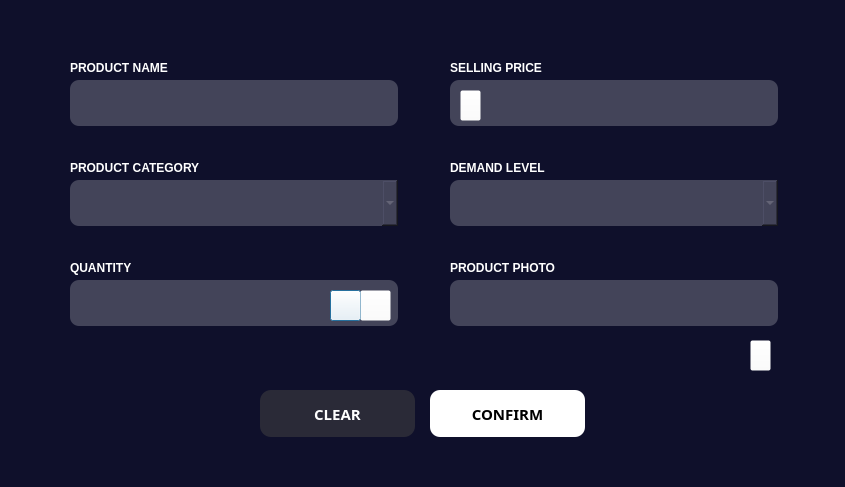
This is ADDPROD.ui in lykzmadrid/SalesCast as Qt 5 draws it before an edit. The edited form follows.
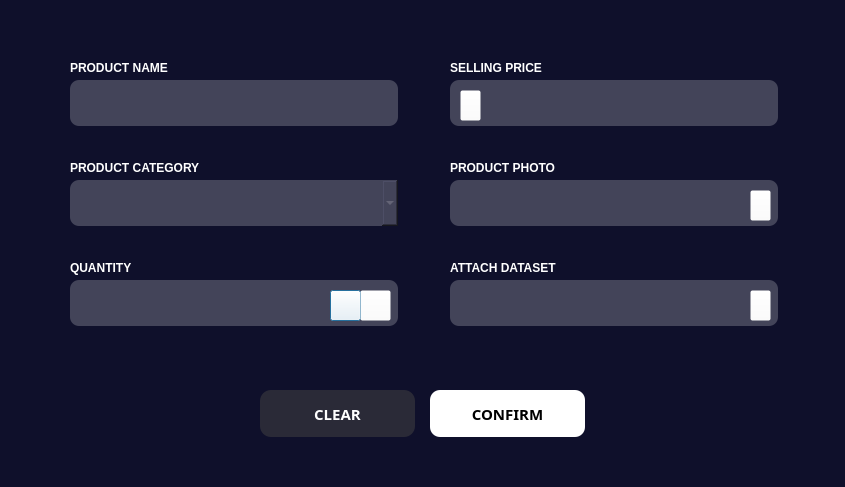
This is the edited form. Icons and pictures are not drawn.

Diff of the .ui file:
```diff
--- a/ADDPROD.ui
+++ b/ADDPROD.ui
@@ -264,7 +264,7 @@
    <property name="geometry">
     <rect>
      <x>450</x>
-     <y>260</y>
+     <y>160</y>
      <width>121</width>
      <height>16</height>
     </rect>
@@ -339,67 +339,11 @@
     <string/>
    </property>
   </widget>
-  <widget class="QLabel" name="label_12">
-   <property name="geometry">
-    <rect>
-     <x>450</x>
-     <y>160</y>
-     <width>151</width>
-     <height>16</height>
-    </rect>
-   </property>
-   <property name="styleSheet">
-    <string notr="true">font-family: 'Montserrat';
-font-style: normal;
-font-weight: 600;
-font-size: 10.1515px;
-line-height: 12px;
-text-transform: uppercase;
-
-color: #FFFFFF;</string>
-   </property>
-   <property name="text">
-    <string>DEMAND LEVEL</string>
-   </property>
-  </widget>
-  <widget class="QComboBox" name="comboBox_2">
-   <property name="geometry">
-    <rect>
-     <x>450</x>
-     <y>180</y>
-     <width>328</width>
-     <height>46</height>
-    </rect>
-   </property>
-   <property name="styleSheet">
-    <string notr="true">font-family: 'Montserrat';
-font-style: normal;
-font-weight: 500;
-font-size: 15px;
-line-height: 18px;
-color: #777887;
-
-position: absolute;
-width: 318px;
-height: 34px;
-
-background: #434459;
-border-radius: 9.32035px;
-
-padding-left:30px;</string>
-   </property>
-   <property name="editable">
-    <bool>false</bool>
-   </property>
-   <property name="frame">
-    <bool>true</bool>
-   </property>
-  </widget>
   <widget class="QLineEdit" name="lineEdit_9">
    <property name="geometry">
     <rect>
      <x>450</x>
-     <y>280</y>
+     <y>180</y>
      <width>328</width>
      <height>46</height>
     </rect>
@@ -432,7 +376,7 @@
    <property name="geometry">
     <rect>
      <x>750</x>
-     <y>340</y>
+     <y>190</y>
      <width>21</width>
      <height>31</height>
     </rect>
@@ -568,6 +512,82 @@
     <string/>
    </property>
   </widget>
+  <widget class="QPushButton" name="picButton_2">
+   <property name="geometry">
+    <rect>
+     <x>750</x>
+     <y>290</y>
+     <width>21</width>
+     <height>31</height>
+    </rect>
+   </property>
+   <property name="styleSheet">
+    <string notr="true">image: url(:/ARROW/RESOURCE/attach.png);
+background-color: rgba(255, 255, 255, 0);
+min-width: 10px;
+min-height: 10px;</string>
+   </property>
+   <property name="text">
+    <string/>
+   </property>
+  </widget>
+  <widget class="QLineEdit" name="lineEdit_10">
+   <property name="geometry">
+    <rect>
+     <x>450</x>
+     <y>280</y>
+     <width>328</width>
+     <height>46</height>
+    </rect>
+   </property>
+   <property name="styleSheet">
+    <string notr="true">font-family: 'Montserrat';
+font-style: normal;
+font-weight: 500;
+font-size: 15px;
+line-height: 18px;
+color: #777887;
+
+position: absolute;
+width: 318px;
+height: 34px;
+
+background: #434459;
+border-radius: 9.32035px;
+
+padding-left:10px;</string>
+   </property>
+   <property name="text">
+    <string/>
+   </property>
+   <property name="placeholderText">
+    <string/>
+   </property>
+  </widget>
+  <widget class="QLabel" name="label_12">
+   <property name="geometry">
+    <rect>
+     <x>450</x>
+     <y>260</y>
+     <width>121</width>
+     <height>16</height>
+    </rect>
+   </property>
+   <property name="styleSheet">
+    <string notr="true">font-family: 'Montserrat';
+font-style: normal;
+font-weight: 600;
+font-size: 10.1515px;
+line-height: 12px;
+text-transform: uppercase;
+
+color: #FFFFFF;</string>
+   </property>
+   <property name="text">
+    <string>ATTACH DATASET</string>
+   </property>
+  </widget>
+  <zorder>lineEdit_10</zorder>
   <zorder>comboBox</zorder>
   <zorder>label_9</zorder>
   <zorder>prodnameTB</zorder>
@@ -579,13 +599,13 @@
   <zorder>label_10</zorder>
   <zorder>label_11</zorder>
   <zorder>sellpriceTB</zorder>
-  <zorder>label_12</zorder>
-  <zorder>comboBox_2</zorder>
   <zorder>lineEdit_9</zorder>
   <zorder>picButton</zorder>
   <zorder>confirmButton</zorder>
   <zorder>clearButton</zorder>
   <zorder>pushButton_2</zorder>
+  <zorder>picButton_2</zorder>
+  <zorder>label_12</zorder>
  </widget>
  <resources>
   <include location="ICONS.qrc"/>
```
